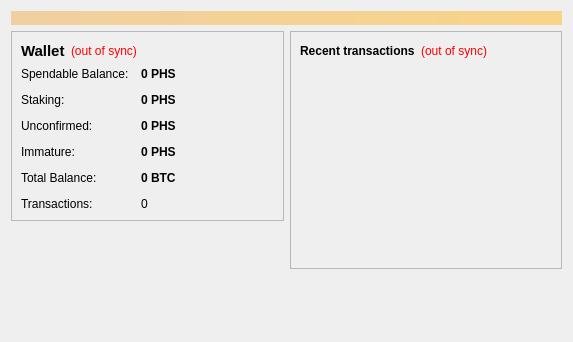
First picture: the form in src/qt/forms/overviewpage.ui, repository philosopherstonecoin/philosopherstone, before the edit.
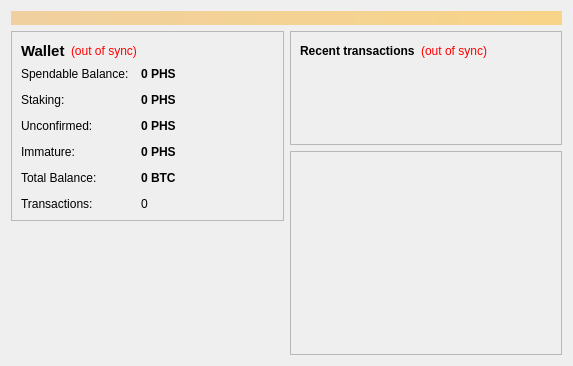
Second picture: the form after the edit. Icons and pictures are not drawn. Custom widgets are drawn as their Qt base class.

What changed in the file:
```diff
--- a/src/qt/forms/overviewpage.ui
+++ b/src/qt/forms/overviewpage.ui
@@ -7,7 +7,7 @@
     <x>0</x>
     <y>0</y>
     <width>573</width>
-    <height>342</height>
+    <height>357</height>
    </rect>
   </property>
   <property name="windowTitle">
@@ -372,6 +372,44 @@
          </layout>
         </widget>
        </item>
+       <item>
+        <widget class="QFrame" name="diffplotframe">
+         <property name="frameShape">
+          <enum>QFrame::StyledPanel</enum>
+         </property>
+         <property name="frameShadow">
+          <enum>QFrame::Raised</enum>
+         </property>
+         <layout class="QVBoxLayout" name="verticalLayout_3">
+          <property name="leftMargin">
+           <number>1</number>
+          </property>
+          <property name="topMargin">
+           <number>1</number>
+          </property>
+          <property name="rightMargin">
+           <number>1</number>
+          </property>
+          <property name="bottomMargin">
+           <number>1</number>
+          </property>
+          <item>
+           <layout class="QHBoxLayout" name="horizontalLayout_3">
+            <item>
+             <widget class="QCustomPlot" name="diffplot" native="true">
+              <property name="minimumSize">
+               <size>
+                <width>0</width>
+                <height>200</height>
+               </size>
+              </property>
+             </widget>
+            </item>
+           </layout>
+          </item>
+         </layout>
+        </widget>
+       </item>
        <item>
         <spacer name="verticalSpacer_2">
          <property name="orientation">
@@ -391,6 +429,14 @@
    </item>
   </layout>
  </widget>
+ <customwidgets>
+  <customwidget>
+   <class>QCustomPlot</class>
+   <extends>QWidget</extends>
+   <header>qt/qcustomplot.h</header>
+   <container>1</container>
+  </customwidget>
+ </customwidgets>
  <resources>
   <include location="../bitcoin.qrc"/>
  </resources>
```
Left out of the diff: 4 changed lines with no effect on the pictures.
